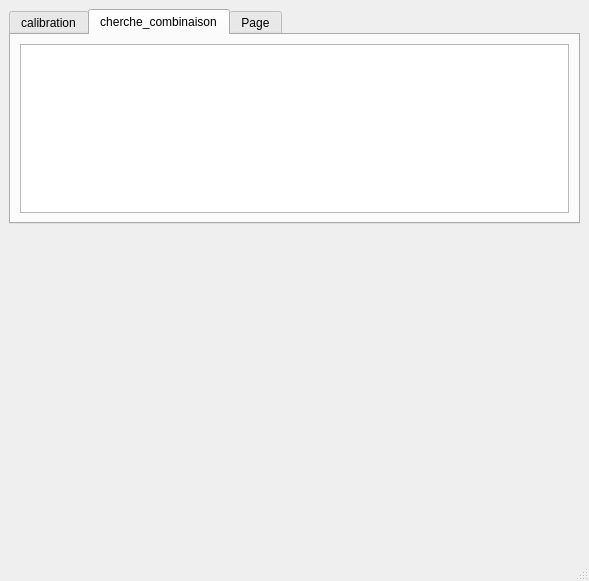
Above: PluginModules/BotCam/ihm_BotCam.ui from CRLG/LABOTBOX before the change. Below: the same form after it.
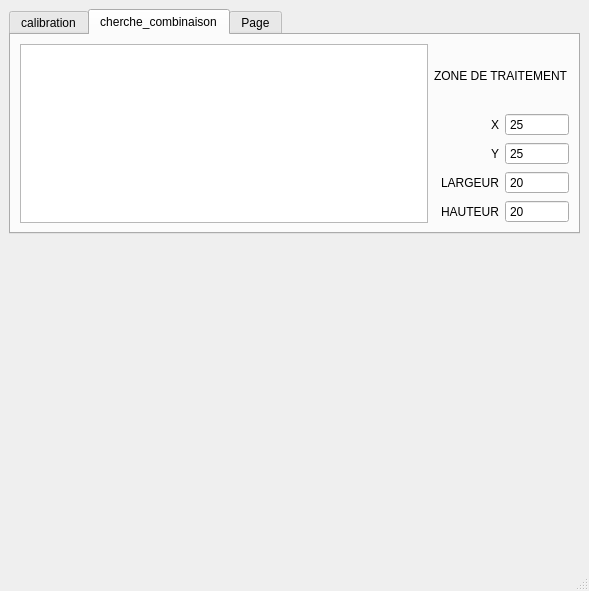
That is the form after the change. The open tabs and pages were chosen to show the change.

What changed in the file:
```diff
--- a/PluginModules/BotCam/ihm_BotCam.ui
+++ b/PluginModules/BotCam/ihm_BotCam.ui
@@ -7,7 +7,7 @@
     <x>0</x>
     <y>0</y>
     <width>589</width>
-    <height>581</height>
+    <height>591</height>
    </rect>
   </property>
   <property name="windowTitle">
@@ -165,10 +165,109 @@
        <attribute name="title">
         <string>cherche_combinaison</string>
        </attribute>
-       <layout class="QVBoxLayout" name="verticalLayout">
-        <item>
+       <layout class="QGridLayout" name="gridLayout_3">
+        <item row="0" column="0" rowspan="5">
          <widget class="QTableWidget" name="tableAllColor"/>
         </item>
+        <item row="0" column="1" colspan="2">
+         <widget class="QLabel" name="label_4">
+          <property name="text">
+           <string>ZONE DE TRAITEMENT</string>
+          </property>
+         </widget>
+        </item>
+        <item row="1" column="1">
+         <widget class="QLabel" name="label_5">
+          <property name="text">
+           <string>X</string>
+          </property>
+          <property name="alignment">
+           <set>Qt::AlignRight|Qt::AlignTrailing|Qt::AlignVCenter</set>
+          </property>
+         </widget>
+        </item>
+        <item row="1" column="2">
+         <widget class="QSpinBox" name="x_traitement">
+          <property name="buttonSymbols">
+           <enum>QAbstractSpinBox::NoButtons</enum>
+          </property>
+          <property name="maximum">
+           <number>500</number>
+          </property>
+          <property name="value">
+           <number>25</number>
+          </property>
+         </widget>
+        </item>
+        <item row="2" column="1">
+         <widget class="QLabel" name="label_6">
+          <property name="text">
+           <string>Y</string>
+          </property>
+          <property name="alignment">
+           <set>Qt::AlignRight|Qt::AlignTrailing|Qt::AlignVCenter</set>
+          </property>
+         </widget>
+        </item>
+        <item row="2" column="2">
+         <widget class="QSpinBox" name="y_traitement">
+          <property name="buttonSymbols">
+           <enum>QAbstractSpinBox::NoButtons</enum>
+          </property>
+          <property name="maximum">
+           <number>500</number>
+          </property>
+          <property name="value">
+           <number>25</number>
+          </property>
+         </widget>
+        </item>
+        <item row="3" column="1">
+         <widget class="QLabel" name="label_7">
+          <property name="text">
+           <string>LARGEUR</string>
+          </property>
+          <property name="alignment">
+           <set>Qt::AlignRight|Qt::AlignTrailing|Qt::AlignVCenter</set>
+          </property>
+         </widget>
+        </item>
+        <item row="3" column="2">
+         <widget class="QSpinBox" name="L_traitement">
+          <property name="buttonSymbols">
+           <enum>QAbstractSpinBox::NoButtons</enum>
+          </property>
+          <property name="maximum">
+           <number>500</number>
+          </property>
+          <property name="value">
+           <number>20</number>
+          </property>
+         </widget>
+        </item>
+        <item row="4" column="1">
+         <widget class="QLabel" name="label_8">
+          <property name="text">
+           <string>HAUTEUR</string>
+          </property>
+          <property name="alignment">
+           <set>Qt::AlignRight|Qt::AlignTrailing|Qt::AlignVCenter</set>
+          </property>
+         </widget>
+        </item>
+        <item row="4" column="2">
+         <widget class="QSpinBox" name="H_traitement">
+          <property name="buttonSymbols">
+           <enum>QAbstractSpinBox::NoButtons</enum>
+          </property>
+          <property name="maximum">
+           <number>500</number>
+          </property>
+          <property name="value">
+           <number>20</number>
+          </property>
+         </widget>
+        </item>
        </layout>
       </widget>
       <widget class="QWidget" name="tab_3">
```
Left out of the diff: 6 changed lines with no effect on the pictures.
